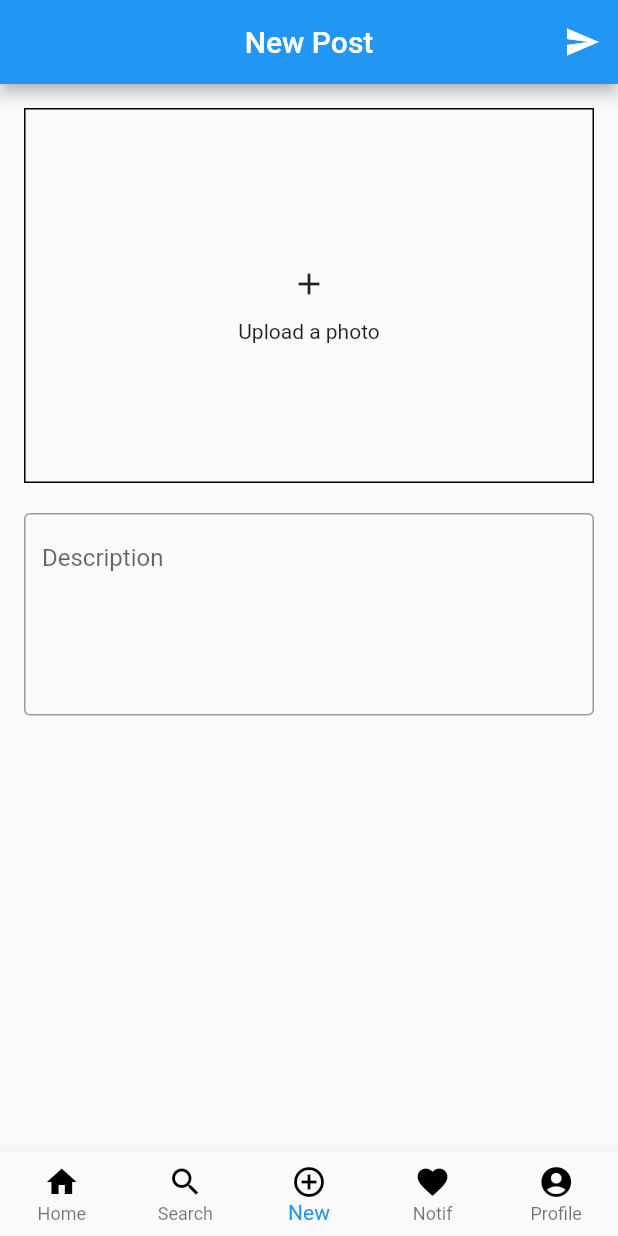
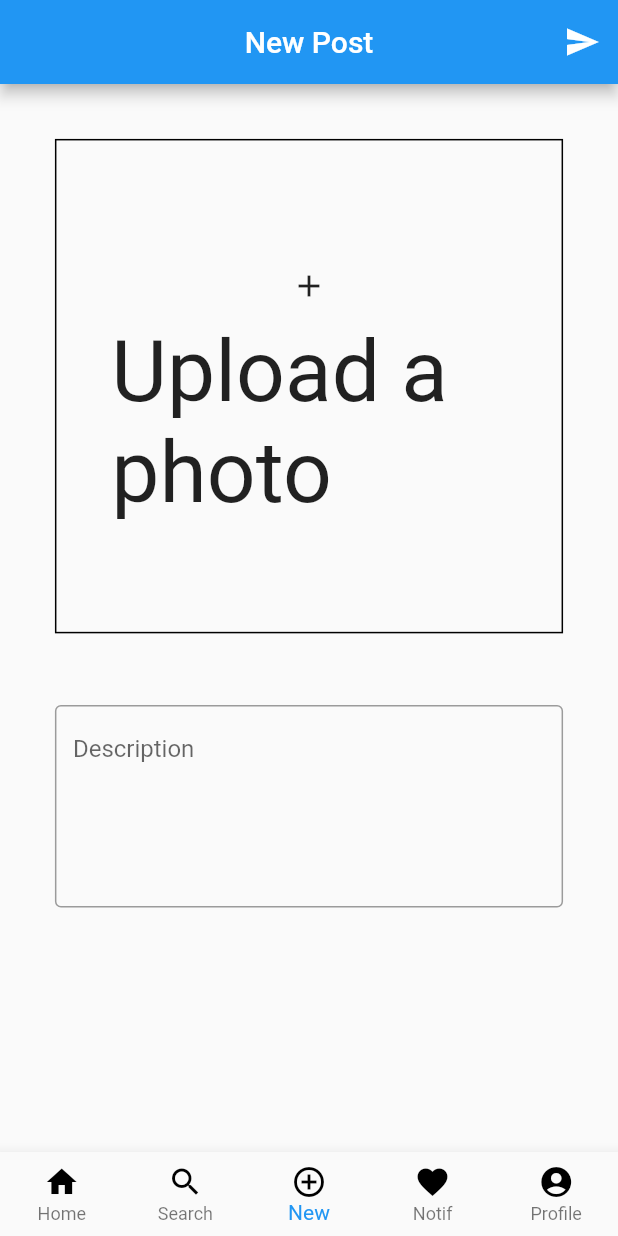
Before and after one commit to Rishabh510/devseek, a Flutter app: the screen it shows after launch, item 3 of the bottom bar chosen, after a tap on the "add" icon, on a phone screen of 412 x 824 dp. Run offline on Flutter 3.47's test engine with Material 2 defaults, Android fonts, the phone set to English and light mode, and no system bars; our stand-ins replace flutter_screenutil; statements that could not run were skipped.

Commit message:
lesson_9 complete

```diff
--- a/lib/main.dart
+++ b/lib/main.dart
@@ -3,10 +3,12 @@ import 'package:devseek/views/homeView.dart';
 import 'package:devseek/views/installView.dart';
 import 'package:devseek/views/tabDeciderView.dart';
 import 'package:flutter/material.dart';
-
+import 'package:flutter_screenutil/flutter_screenutil.dart';
 import 'constants.dart';
 
 void main() {
+  WidgetsFlutterBinding.ensureInitialized();
+  ScreenUtil.init();
   runApp(MyApp());
 }
 
--- a/lib/views/homeView.dart
+++ b/lib/views/homeView.dart
@@ -1,6 +1,6 @@
 import 'package:flutter/cupertino.dart';
 import 'package:flutter/material.dart';
-
+import 'package:flutter_screenutil/flutter_screenutil.dart';
 import '../constants.dart';
 
 class HomeView extends StatelessWidget {
@@ -12,7 +12,7 @@ class HomeView extends StatelessWidget {
         centerTitle: true,
         title: Text(
           'DevSeek',
-          style: TextStyle(color: blue, fontSize: 24),
+          style: TextStyle(color: blue, fontSize: 60.sp),
         ),
       ),
       body: SingleChildScrollView(
@@ -22,9 +22,10 @@ class HomeView extends StatelessWidget {
             Card(
               color: Colors.yellow,
               child: Padding(
-                padding: const EdgeInsets.all(16.0),
+                padding: EdgeInsets.all(40.w),
                 child: Text(
                   'Get your daily quote',
+                  style: TextStyle(fontSize: 36.sp),
                   textAlign: TextAlign.center,
                 ),
               ),
@@ -42,7 +43,7 @@ class HomeView extends StatelessWidget {
     return Card(
       color: Colors.pink[300],
       elevation: 16,
-      margin: EdgeInsets.all(8),
+      margin: EdgeInsets.all(16.w),
       child: Column(
         crossAxisAlignment: CrossAxisAlignment.stretch,
         children: [
@@ -52,16 +53,16 @@ class HomeView extends StatelessWidget {
             subtitle: Text('Location'),
           ),
           Container(
-            padding: EdgeInsets.all(16),
+            padding: EdgeInsets.all(0.02.hp),
             child: Text('Image description'),
             decoration: BoxDecoration(
               color: Colors.white,
-              borderRadius: BorderRadius.circular(32),
+              borderRadius: BorderRadius.circular(100.w),
               border: Border.all(color: Colors.black),
             ),
           ),
           Container(
-            height: 300,
+            height: 0.4.hp,
             color: Colors.brown[300],
           ),
         ],
--- a/lib/views/postView.dart
+++ b/lib/views/postView.dart
@@ -1,4 +1,5 @@
 import 'package:flutter/material.dart';
+import 'package:flutter_screenutil/flutter_screenutil.dart';
 
 class PostView extends StatelessWidget {
   @override
@@ -13,13 +14,13 @@ class PostView extends StatelessWidget {
       ),
       body: SingleChildScrollView(
         child: Container(
-          margin: EdgeInsets.all(16),
+          margin: EdgeInsets.all(32.w),
           child: Column(
             crossAxisAlignment: CrossAxisAlignment.stretch,
             children: [
               Container(
-                height: 250,
-                padding: EdgeInsets.all(16),
+                height: 0.4.hp,
+                padding: EdgeInsets.all(32.w),
                 decoration: BoxDecoration(
                   border: Border.all(),
                 ),
@@ -28,13 +29,16 @@ class PostView extends StatelessWidget {
                     mainAxisAlignment: MainAxisAlignment.center,
                     children: [
                       IconButton(icon: Icon(Icons.add), onPressed: () {}),
-                      Text('Upload a photo'),
+                      Text(
+                        'Upload a photo',
+                        style: TextStyle(fontSize: 50.sp),
+                      ),
                     ],
                   ),
                 ),
               ),
               SizedBox(
-                height: 20,
+                height: 40.h,
               ),
               TextField(
                 decoration: InputDecoration(
--- a/pubspec.yaml
+++ b/pubspec.yaml
@@ -11,7 +11,7 @@ dependencies:
   flutter:
     sdk: flutter
   cupertino_icons: ^1.0.0
-  flutter_screenutil: ^3.2.0
+  flutter_screenutil: 3.0.0-beta.1
 
 dev_dependencies:
   flutter_test:
```
Also changed, not shown: lib/views/editProfileView.dart (+15 -8 lines), lib/views/installView.dart (+9 -5 lines), lib/views/notificationsView.dart (+6 -2 lines), lib/views/profileView.dart (+35 -19 lines), lib/views/searchView.dart (+10 -3 lines), pubspec.lock.
